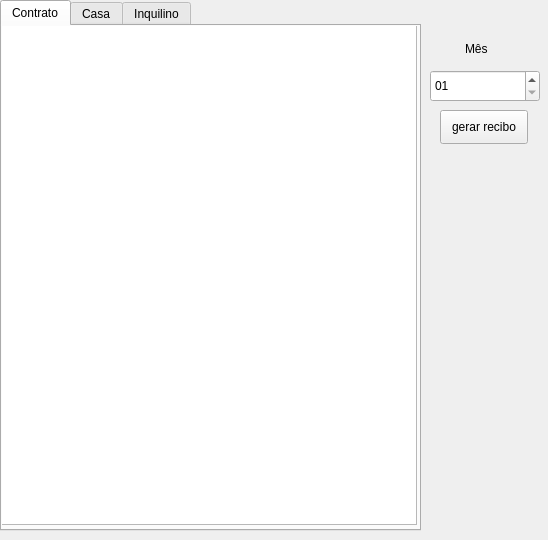
Above: interface/Visualizacao.ui from adenilsonElias/Gerenciador_Casa_Aluguel before the change. Below: the same form after it.
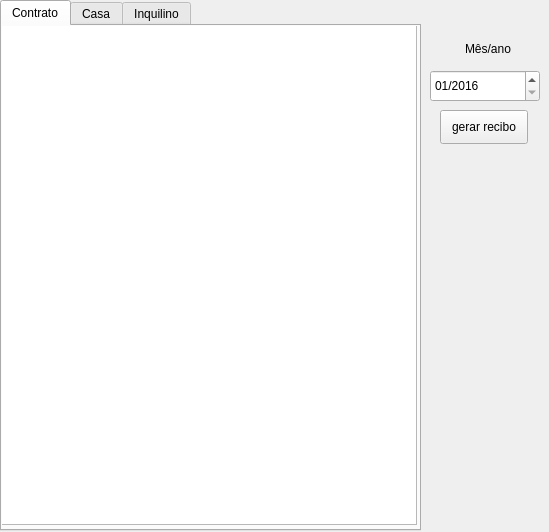
That is the form after the change.

```diff
--- a/interface/Visualizacao.ui
+++ b/interface/Visualizacao.ui
@@ -6,8 +6,8 @@
    <rect>
     <x>0</x>
     <y>0</y>
-    <width>548</width>
-    <height>540</height>
+    <width>549</width>
+    <height>532</height>
    </rect>
   </property>
   <property name="windowTitle">
@@ -96,8 +96,18 @@
      <height>32</height>
     </rect>
    </property>
+   <property name="minimumDate">
+    <date>
+     <year>2016</year>
+     <month>1</month>
+     <day>1</day>
+    </date>
+   </property>
+   <property name="currentSection">
+    <enum>QDateTimeEdit::MonthSection</enum>
+   </property>
    <property name="displayFormat">
-    <string>MM</string>
+    <string>MM/yyyy</string>
    </property>
    <property name="calendarPopup">
     <bool>false</bool>
@@ -108,12 +118,12 @@
     <rect>
      <x>465</x>
      <y>40</y>
-     <width>31</width>
+     <width>61</width>
      <height>18</height>
     </rect>
    </property>
    <property name="text">
-    <string>Mês</string>
+    <string>Mês/ano</string>
    </property>
   </widget>
  </widget>
```
Left out of the diff: 3 changed lines with no effect on the pictures.
